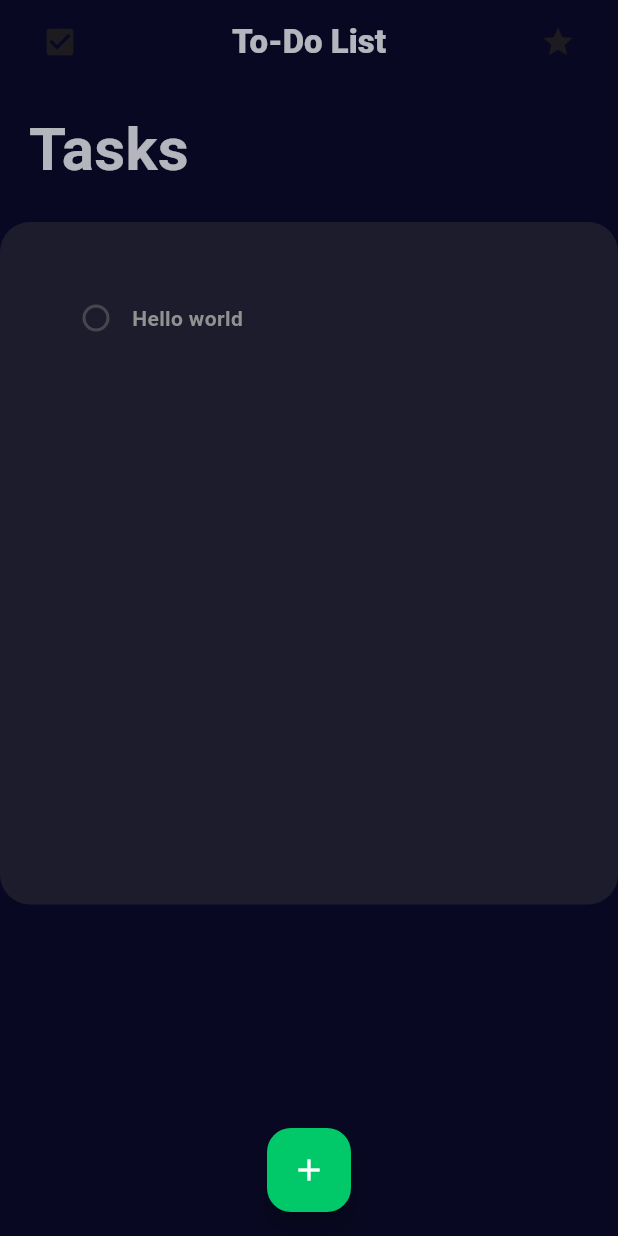
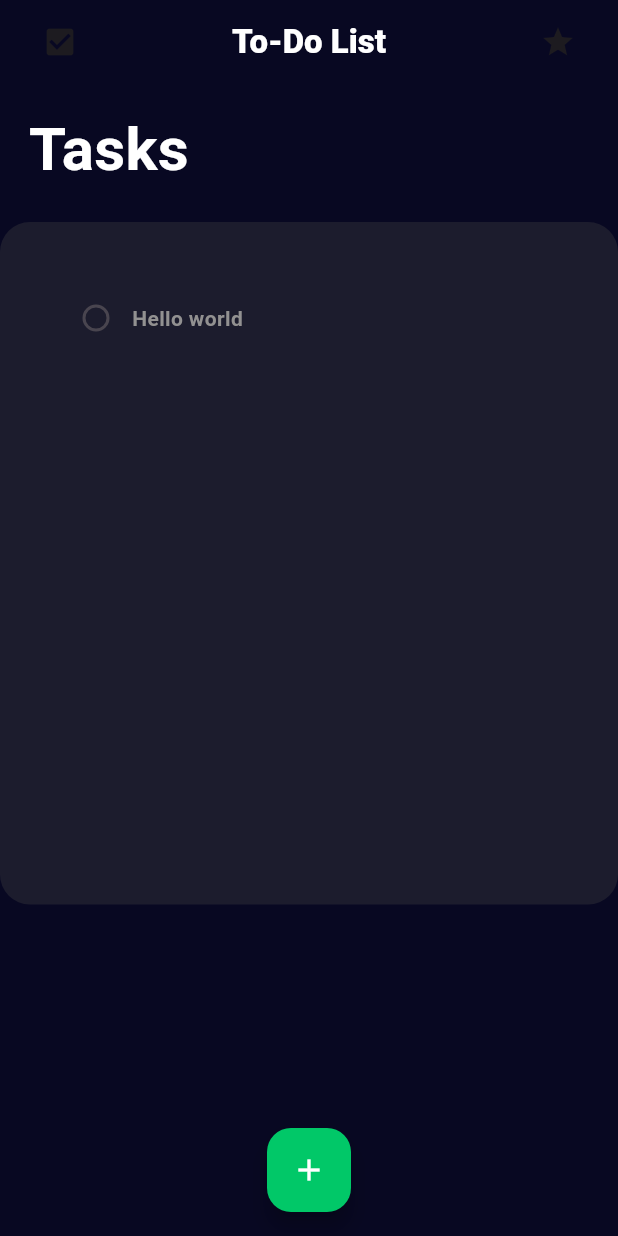
Before and after one commit to CodeIE000/To_Do_List, a Flutter app: the screen it shows after launch, after a tap on "Be Productive!", on a phone screen of 412 x 824 dp. Run offline on Flutter 3.47's test engine with Material 3 defaults, Android fonts, the phone set to English and light mode, and no system bars; drawn by our look-alikes of flutter_slidable.

Commit message:
change colors

```diff
--- a/lib/pages/home.dart
+++ b/lib/pages/home.dart
@@ -82,8 +82,8 @@ class _HomeState extends State<Home> {
               ),
               const Text(
                 "To-Do List",
-                style: TextStyle(
-                    color: Colors.white70, fontWeight: FontWeight.w900),
+                style:
+                    TextStyle(color: Colors.white, fontWeight: FontWeight.w900),
               ),
               IconButton(
                 onPressed: () => Navigator.push(
@@ -107,9 +107,7 @@ class _HomeState extends State<Home> {
           const Text(
             "  Tasks",
             style: TextStyle(
-                color: Colors.white70,
-                fontSize: 40,
-                fontWeight: FontWeight.bold),
+                color: Colors.white, fontSize: 40, fontWeight: FontWeight.bold),
           ),
           Padding(
             padding: const EdgeInsets.symmetric(vertical: 20),
--- a/lib/pages/introduction.dart
+++ b/lib/pages/introduction.dart
@@ -23,9 +23,7 @@ class _IntroductionState extends State<Introduction> {
           const Text(
             "To-Do List",
             style: TextStyle(
-                color: Colors.white60,
-                fontSize: 25,
-                fontWeight: FontWeight.w900),
+                color: Colors.white, fontSize: 25, fontWeight: FontWeight.w900),
           ),
           const SizedBox(height: 20),
           GestureDetector(
@@ -41,8 +39,8 @@ class _IntroductionState extends State<Introduction> {
                   color: objectGreen, borderRadius: BorderRadius.circular(20)),
               child: const Text(
                 "Be Productive!",
-                style: TextStyle(
-                    color: Colors.white70, fontWeight: FontWeight.bold),
+                style:
+                    TextStyle(color: Colors.white, fontWeight: FontWeight.bold),
               ),
             ),
           )
```
